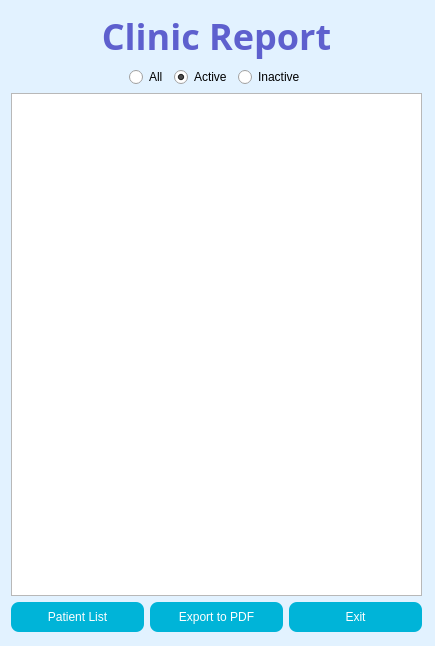
Before: the Qt Designer form resource/uic/report.ui in xyang-github/INR_Tracker, drawn with Qt 5.
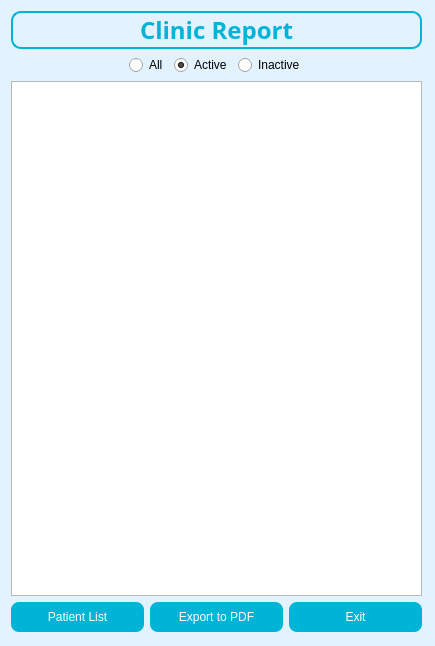
After: the same form once the commit is applied. Icons and pictures are not drawn.

What changed in the file:
```diff
--- a/resource/uic/report.ui
+++ b/resource/uic/report.ui
@@ -82,7 +82,7 @@
 	background-color: #00b4d8;
 	color: white;
 	border-radius: 8px;
-	font-family: &quot;Readex Pro&quot;;
+	font-family: &quot;Raleway&quot;;
 	font: 12px;
 }
 
@@ -94,20 +94,21 @@
 	border: 2px  solid gray;
 	border-radius: 10px;
 	padding: 10px;
-	font-family:  &quot;Readex Pro&quot;;
+	font-family:  &quot;Raleway&quot;;
 	font: 12px;
 
 }
 
 QLabel {
-	color: #5E60CE;
-	font-family: &quot;Raleway&quot;;
-	font-size: 36px;	
+	color: #00b4d8;
+	font-family: &quot;Source Sans Pro&quot;;
+	font-size: 24px;	
 	font-weight: bold;
-	margin: 0;
+	border: 2px solid #00b4d8;
+	border-radius: 10px;
 }</string>
   </property>
-  <widget class="QWidget" name="">
+  <widget class="QWidget" name="layoutWidget">
    <property name="geometry">
     <rect>
      <x>11</x>
@@ -121,7 +122,7 @@
      <widget class="QLabel" name="lblHeader">
       <property name="font">
        <font>
-        <family>Raleway</family>
+        <family>Source Sans Pro</family>
         <pointsize>-1</pointsize>
         <weight>75</weight>
         <bold>true</bold>
```
Left out of the diff: 12 changed lines with no effect on the pictures.
